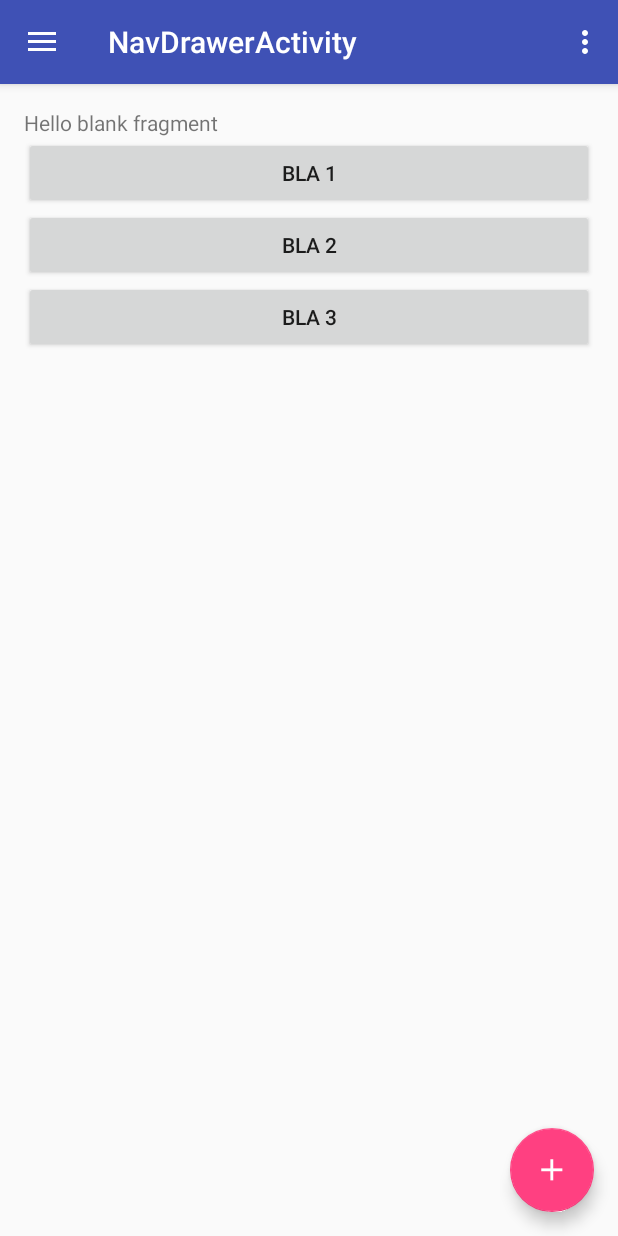
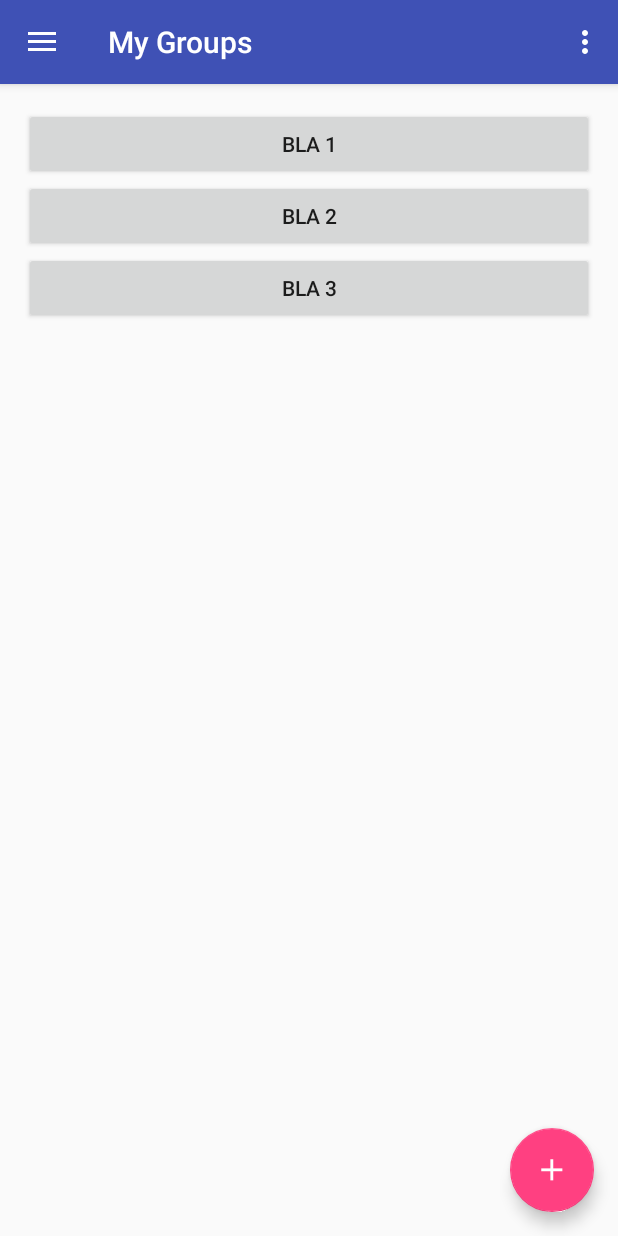
Before and after one commit to andgeno/collabothon2016-client-android, an Android app: the MainActivity screen opened directly, with no data from a screen before it, on a phone screen of 412 x 824 dp. Run offline under Robolectric (Android 15) with nearby library versions, the phone set to English and light mode, and no system bars; our stand-ins replace ButterKnife.

Commit message:
ActionBar Name

```diff
--- a/app/src/main/AndroidManifest.xml
+++ b/app/src/main/AndroidManifest.xml
@@ -24,7 +24,7 @@
 
         <activity
             android:name=".activity.MainActivity"
-            android:label="@string/title_activity_nav_drawer"
+            android:label="title_activity_nav_drawer"
             android:theme="@style/AppTheme.NoActionBar" />
 
 
--- a/app/src/main/java/de/comdirect/collabothon2016/collabothon2016/activity/MainActivity.java
+++ b/app/src/main/java/de/comdirect/collabothon2016/collabothon2016/activity/MainActivity.java
@@ -131,6 +131,7 @@ public class MainActivity extends AppCompatActivity implements
     }
 
     private void onShowGroupOverview() {
+        getSupportActionBar().setTitle("My Groups");
         GroupOverviewFragment frag = GroupOverviewFragment.newInstance(null, null);
         String tag = frag.getClass().getSimpleName();
 
@@ -146,6 +147,7 @@ public class MainActivity extends AppCompatActivity implements
     }
 
     private void onShowIsinBrowser() {
+        getSupportActionBar().setTitle("ISIN Browser");
         VotingFragment frag = VotingFragment.newInstance(null, null);
         String tag = frag.getClass().getSimpleName();
 
--- a/app/src/main/res/layout/fragment_group_overview.xml
+++ b/app/src/main/res/layout/fragment_group_overview.xml
@@ -25,11 +25,6 @@
                 android:paddingRight="@dimen/activity_horizontal_margin"
                 android:paddingTop="@dimen/activity_vertical_margin"
                 android:orientation="vertical">
-
-                <TextView
-                    android:layout_width="match_parent"
-                    android:layout_height="wrap_content"
-                    android:text="@string/hello_blank_fragment" />
 
                 <Button
                     android:layout_width="match_parent"
--- a/app/src/main/res/menu/menu_nav.xml
+++ b/app/src/main/res/menu/menu_nav.xml
@@ -5,7 +5,7 @@
         <item
             android:id="@+id/nav_item_group_overview"
             android:icon="@drawable/ic_group_work_black_24dp"
-            android:title="Your Groups" />
+            android:title="My Groups" />
         <item
             android:id="@+id/nav_item_account"
             android:icon="@drawable/ic_account_circle_white_18dp"
--- a/app/src/main/res/values/strings.xml
+++ b/app/src/main/res/values/strings.xml
@@ -14,7 +14,6 @@
         completions."
     </string>
     <string name="title_activity_group_overview">Your Groups</string>
-    <string name="title_activity_nav_drawer">NavDrawerActivity</string>
 
     <string name="navigation_drawer_open">Open navigation drawer</string>
     <string name="navigation_drawer_close">Close navigation drawer</string>
```
